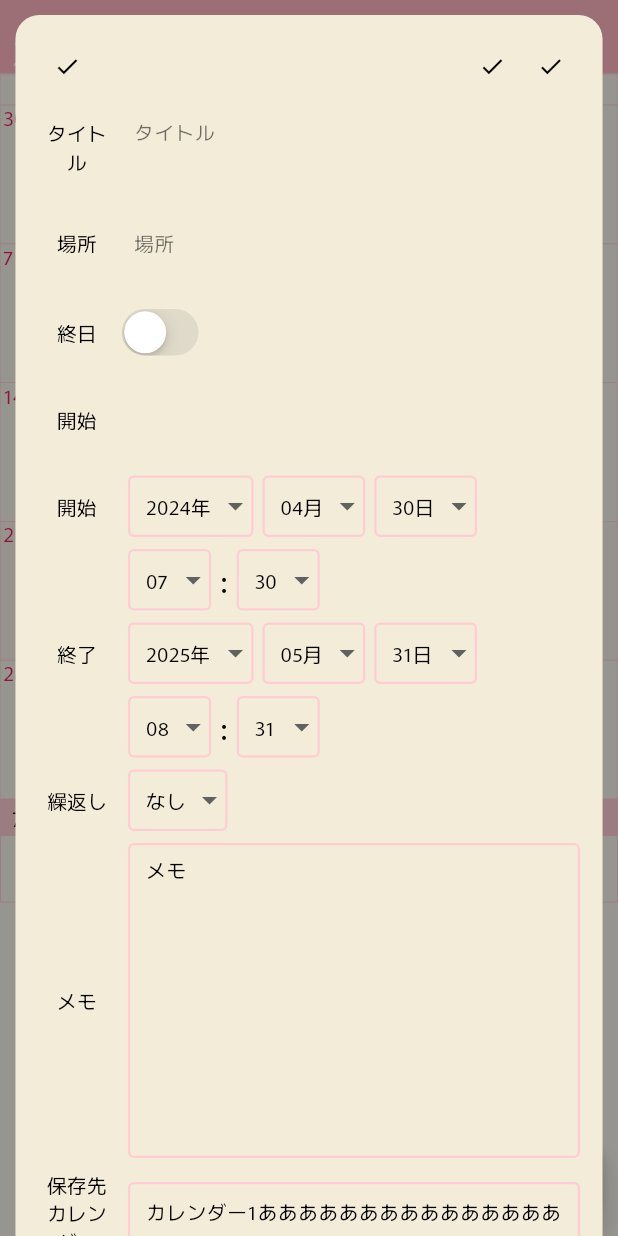
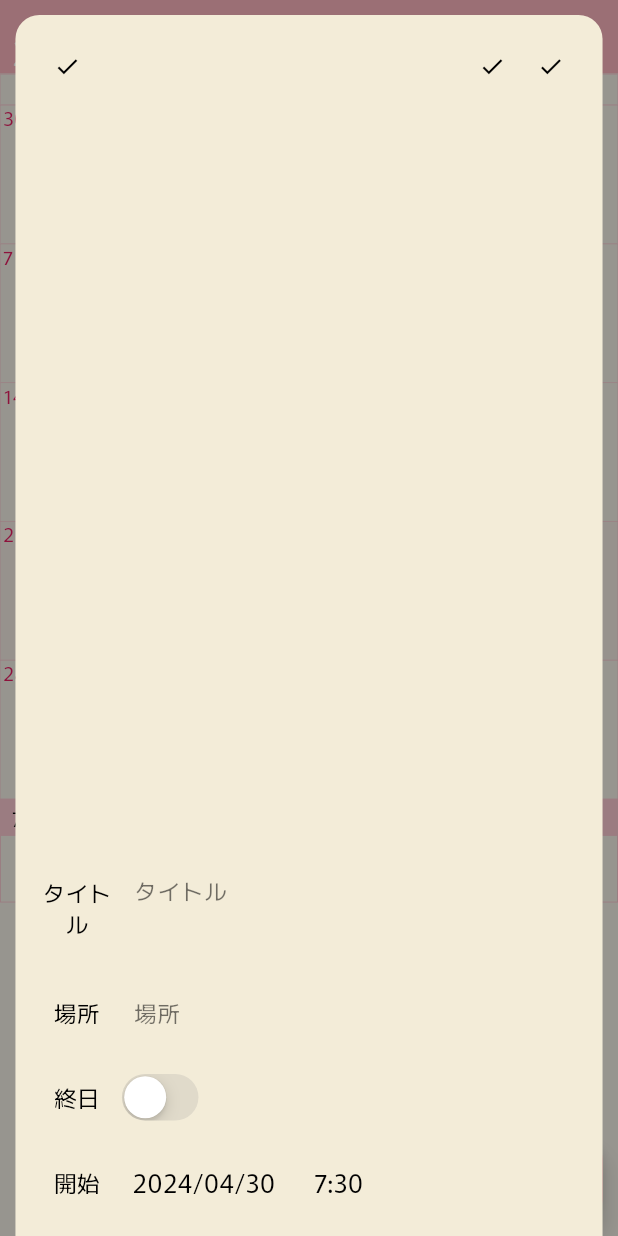
Before and after one commit to wakizaka24/scal, a Flutter app: the screen it shows after launch, scrolled down 576 dp, after a tap on the "add" icon, on a phone screen of 412 x 824 dp. Run offline on Flutter 3.47's test engine with Material 3 defaults, Android fonts, the phone set to English and light mode, and no system bars; our stand-ins replace flutter_hooks, flutter_native_timezone, hooks_riverpod, package_info_plus, universal_io; missing offline and left inert: device_calendar; statements that could not run were skipped.

Commit message:
イベント編集画面を実装する

```diff
--- a/lib/f002_home_view_model.dart
+++ b/lib/f002_home_view_model.dart
@@ -38,9 +38,8 @@ class HomePageNotifier extends StateNotifier<HomePageState> {
 
   @override
   dispose() {
+    state.homePageController.dispose();
     super.dispose();
-
-    state.homePageController.dispose();
   }
 
   setHomePageIndex(int index) async {
--- a/lib/f005_calendar_view_model.dart
+++ b/lib/f005_calendar_view_model.dart
@@ -257,10 +257,9 @@ class CalendarPageNotifier extends StateNotifier<CalendarPageState> {
 
   @override
   dispose() {
-    super.dispose();
-
     state.calendarSwitchingController.dispose();
     state.monthCalendarController.dispose();
+    super.dispose();
   }
 
   // Month Calendar/Week Calendar
--- a/lib/f017_event_detail_page.dart
+++ b/lib/f017_event_detail_page.dart
@@ -31,6 +31,7 @@ class EventDetailPage extends StatefulHookConsumerWidget {
 class _EventDetailPage extends ConsumerState<EventDetailPage> {
   @override
   Widget build(BuildContext context) {
+    // final theme = Theme.of(context);
     final colorConfig = ref.watch(designConfigNotifierProvider).colorConfig!;
     var normalTextColor = colorConfig.normalTextColor;
     // final homeState = ref.watch(homePageNotifierProvider);
@@ -299,12 +300,15 @@ class _EventDetailPage extends ConsumerState<EventDetailPage> {
               ]),
 
 
+              const SizedBox(height: 500),
 
               CWLeftTitle(
                   title: 'タイトル',
                   highlight: eventDetailState.highlightItem
                       == HighlightItem.title,
                   rightPaddingWidth: 8,
+                  child: Padding(padding: const EdgeInsets.symmetric(
+                      vertical: 4),
                       child: CWTextField(
                         controller: eventDetailState.textEditingControllers!
                         [TextFieldItem.title]!,
@@ -315,11 +319,12 @@ class _EventDetailPage extends ConsumerState<EventDetailPage> {
                         onTap: () {
                           eventDetailNotifier.updateHighlightItem(
                               HighlightItem.title);
-                      safeAreaViewNotifier.setSafeAreaAdjustment(11.5);
+                          safeAreaViewNotifier.setSafeAreaAdjustment(8);
                         },
                         onChanged: (text) {
                           debugPrint('Textの変更検知={$text}');
-                    },
+                        }
+                      )
                   )
               ),
 
@@ -328,6 +333,9 @@ class _EventDetailPage extends ConsumerState<EventDetailPage> {
                   highlight: eventDetailState.highlightItem
                       == HighlightItem.place,
                   rightPaddingWidth: 8,
+                  child: CWPadding(
+                      padding: const EdgeInsets.symmetric(vertical: 4),
+                      height: 38,
                       child: CWTextField(
                         controller: eventDetailState.textEditingControllers!
                         [TextFieldItem.place]!,
@@ -337,11 +345,12 @@ class _EventDetailPage extends ConsumerState<EventDetailPage> {
                         onTap: () {
                           eventDetailNotifier.updateHighlightItem(
                               HighlightItem.place);
-                      safeAreaViewNotifier.setSafeAreaAdjustment(11.5);
+                          safeAreaViewNotifier.setSafeAreaAdjustment(8);
                         },
                         onChanged: (text) {
                           debugPrint('Textの変更検知={$text}');
                         },
+                      )
                   )
               ),
 
@@ -351,7 +360,7 @@ class _EventDetailPage extends ConsumerState<EventDetailPage> {
                       == HighlightItem.allDay,
                   expanded: false,
                   child: Padding(padding: const EdgeInsets.symmetric(
-                      vertical: 4),
+                      vertical: 2),
                       child: CupertinoSwitch(
                         value: eventDetailState.allDay!,
                         onChanged: (value) {
@@ -376,25 +385,64 @@ class _EventDetailPage extends ConsumerState<EventDetailPage> {
                     || eventDetailState.highlightItem
                           == HighlightItem.startHour,
                   expanded: false,
-                  child: CWPadding(
+                  child: Row(children: [
+                    CWPadding(
                         padding: const EdgeInsets.symmetric(vertical: 4),
-                      width: 110, height: 38,
+                        width: 120, height: 38,
                         child: CWTextField(
                           controller: eventDetailState.textEditingControllers!
                           [TextFieldItem.startDate]!,
+                          fontSize: 17,
+                          textAlign: TextAlign.center,
+                          paddingAll: 6,
                           readOnly: true,
                           highlight: eventDetailState.highlightItem
                               == HighlightItem.startDate,
-                        onTap: () {
-                          eventDetailNotifier.updateHighlightItem(
+                          onTap: () async {
+                            await eventDetailNotifier.updateHighlightItem(
                                 HighlightItem.startDate);
-                          safeAreaViewNotifier.setSafeAreaAdjustment(11.5);
+                            await safeAreaViewNotifier.setSafeAreaAdjustment(5);
+                            await safeAreaViewNotifier.setSafeAreaHeight(216);
+                            await safeAreaViewNotifier.updateState();
+                            await showBottomArea(Container());
+                            await eventDetailNotifier.updateHighlightItem(
+                                HighlightItem.none);
                           },
                           onChanged: (text) {
                             debugPrint('Textの変更検知={$text}');
                           },
                         )
+                    ),
+
+                    if (!eventDetailState.allDay!)
+                      CWPadding(
+                        padding: const EdgeInsets.symmetric(vertical: 4),
+                        width: 60, height: 38,
+                        child: CWTextField(
+                          controller: eventDetailState.textEditingControllers!
+                          [TextFieldItem.startHour]!,
+                          fontSize: 17,
+                          textAlign: TextAlign.center,
+                          paddingAll: 6,
+                          readOnly: true,
+                          highlight: eventDetailState.highlightItem
+                              == HighlightItem.startHour,
+                          onTap: () async {
+                            await eventDetailNotifier.updateHighlightItem(
+                                HighlightItem.startHour);
+                            await safeAreaViewNotifier.setSafeAreaAdjustment(5);
+                            await safeAreaViewNotifier.setSafeAreaHeight(216);
+                            await safeAreaViewNotifier.updateState();
+                            await showBottomArea(Container());
+                            await eventDetailNotifier.updateHighlightItem(
+                                HighlightItem.none);
+                          },
+                          onChanged: (text) {
+                            debugPrint('Textの変更検知={$text}');
+                          },
                         )
+                    ),
+                  ])
               ),
 
 
--- a/lib/f018_event_detail_view_model.dart
+++ b/lib/f018_event_detail_view_model.dart
@@ -50,7 +50,7 @@ enum TextFieldItem {
   destinationCalendar
 }
 
-const double firstContentsHeight = 907;
+const double firstContentsHeight = 1415;
 
 class EventDetailPageState {
   // Control
@@ -133,7 +133,7 @@ class EventDetailPageNotifier extends StateNotifier<EventDetailPageState> {
     state.textEditingControllers = (() {
       var km = <TextFieldItem, TextEditingController>{};
       for (var item in TextFieldItem.values) {
-        km[item] = TextEditingController(text: 'aaaa');
+        km[item] = TextEditingController();
       }
       return km;
     })();
@@ -153,6 +153,8 @@ class EventDetailPageNotifier extends StateNotifier<EventDetailPageState> {
 
     state.formStartHour = 7;
     state.formStartMinute = 30;
+    state.textEditingControllers!
+    [TextFieldItem.startHour]!.text = '7:30';
     state.formEndYear = 2025;
     state.formEndMonth = 5;
     state.formEndDay = 31;
@@ -172,16 +174,15 @@ class EventDetailPageNotifier extends StateNotifier<EventDetailPageState> {
 
   @override
   dispose() {
-    super.dispose();
-
     for (var controller in state.textEditingControllers!.values) {
       controller.dispose();
     }
+    super.dispose();
   }
 
-  updateHighlightItem(HighlightItem item) {
+  updateHighlightItem(HighlightItem item) async {
     state.highlightItem = item;
-    updateState();
+    await updateState();
   }
 
   setContentsMode(EventDetailPageContentsMode contentsMode) async {
@@ -193,7 +194,7 @@ class EventDetailPageNotifier extends StateNotifier<EventDetailPageState> {
   Future<double> getContentsHeight() async {
     switch (state.contentsMode!) {
       case EventDetailPageContentsMode.simpleInput:
-        return 670;
+        return 776 + 500;
       case EventDetailPageContentsMode.detailInput:
         return firstContentsHeight;
     }
--- a/lib/f024_bottom_safe_area_view_model.dart
+++ b/lib/f024_bottom_safe_area_view_model.dart
@@ -35,8 +35,8 @@ class BottomSafeAreaViewNotifier extends StateNotifier<BottomSafeAreaViewState>
 
   @override
   dispose() {
+    state.keyboardScrollController!.dispose();
     super.dispose();
-    state.keyboardScrollController!.dispose();
   }
 
   setSafeAreaAdjustment(double addingOffset) async {
--- a/lib/f025_common_widgets.dart
+++ b/lib/f025_common_widgets.dart
@@ -26,6 +26,7 @@ class CWPadding extends HookConsumerWidget {
 
 class CWLeftTitle extends HookConsumerWidget {
   final String title;
+  final double fontSize;
   final bool highlight;
   final double rightPaddingWidth;
   final bool expanded;
@@ -34,6 +35,7 @@ class CWLeftTitle extends HookConsumerWidget {
   const CWLeftTitle({
     super.key,
     required this.title,
+    this.fontSize = 15,
     required this.highlight,
     this.rightPaddingWidth = 0,
     this.expanded = true,
@@ -56,7 +58,7 @@ class CWLeftTitle extends HookConsumerWidget {
                 width: 52,
                 child: Text(title, textAlign: TextAlign.center,
                     style: TextStyle(
-                        fontSize: 13,
+                        fontSize: 15,
                         color: !highlight ? colorConfig.normalTextColor
                             : colorConfig.disabledTextColor
                     )
@@ -75,12 +77,15 @@ class CWLeftTitle extends HookConsumerWidget {
 class CWTextField extends HookConsumerWidget {
   final TextEditingController controller;
   final String? hintText;
+  final double fontSize;
+  final TextAlign textAlign;
+  final TextAlignVertical textAlignVertical;
+  final double paddingAll;
   final bool? enabled;
   final bool readOnly;
   final bool highlight;
   final TextInputType? keyboardType;
   final int maxLines;
-  final Widget? suffixIcon;
   final GestureTapCallback? onTap;
   final ValueChanged<String>? onChanged;
 
@@ -88,12 +93,15 @@ class CWTextField extends HookConsumerWidget {
     super.key,
     required this.controller,
     this.hintText,
+    this.fontSize = 15,
+    this.textAlign = TextAlign.left,
+    this.textAlignVertical = TextAlignVertical.center,
+    this.paddingAll = 8,
     this.enabled,
     this.readOnly = false,
     required this.highlight,
     this.keyboardType,
     this.maxLines = 1,
-    this.suffixIcon,
     this.onTap,
     this.onChanged
   });
@@ -101,7 +109,6 @@ class CWTextField extends HookConsumerWidget {
   @override
   Widget build(BuildContext context, WidgetRef ref) {
     final colorConfig = ref.watch(designConfigNotifierProvider).colorConfig!;
-    const double fontSize = 13;
     var border = OutlineInputBorder(
       borderRadius: BorderRadius.circular(6),
       borderSide: const BorderSide(
@@ -109,11 +116,13 @@ class CWTextField extends HookConsumerWidget {
           width: 0),
     );
     return TextField(
+        controller: controller,
         style: TextStyle(
           fontSize: fontSize, color: colorConfig.normalTextColor,
         ),
         decoration: InputDecoration(
-            contentPadding: const EdgeInsets.all(8),
+            isDense: true,
+            contentPadding: EdgeInsets.all(paddingAll),
             enabledBorder: border,
             disabledBorder: border,
             focusedBorder: border,
@@ -125,8 +134,9 @@ class CWTextField extends HookConsumerWidget {
                 color: colorConfig.disabledTextColor,
             ),
             hintText: hintText,
-            suffixIcon: suffixIcon
         ),
+        textAlign: textAlign,
+        textAlignVertical: textAlignVertical,
         keyboardType: keyboardType,
         maxLines: maxLines,
         readOnly: readOnly,
```
Lines whose indentation alone changed are shown as unchanged.
